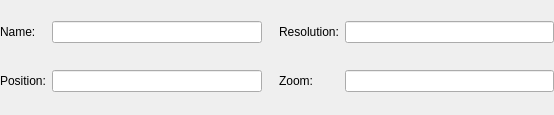
Old version of the form src/candleplugins/camera/settings.ui in the repository Denvi/Candle.
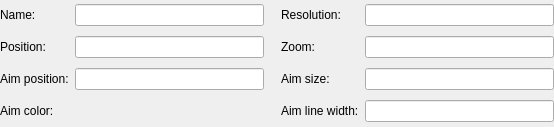
New version of the form. Custom widgets are drawn as their Qt base class.

Commit message: Camera plugin crosshair added. Status coords has +-9999.999 limits now.

```diff
--- a/src/candleplugins/camera/settings.ui
+++ b/src/candleplugins/camera/settings.ui
@@ -7,7 +7,7 @@
     <x>0</x>
     <y>0</y>
     <width>554</width>
-    <height>115</height>
+    <height>127</height>
    </rect>
   </property>
   <property name="windowTitle">
@@ -26,9 +26,6 @@
    <property name="bottomMargin">
     <number>0</number>
    </property>
-   <item row="0" column="1">
-    <widget class="QLineEdit" name="txtCameraName"/>
-   </item>
    <item row="0" column="0">
     <widget class="QLabel" name="lblCameraName">
      <property name="text">
@@ -36,12 +33,8 @@
      </property>
     </widget>
    </item>
-   <item row="0" column="3">
-    <widget class="QLabel" name="lblCameraResolution">
-     <property name="text">
-      <string>Resolution:</string>
-     </property>
-    </widget>
+   <item row="0" column="1">
+    <widget class="QLineEdit" name="txtCameraName"/>
    </item>
    <item row="0" column="4">
     <widget class="QLineEdit" name="txtCameraResolution"/>
@@ -56,6 +49,13 @@
      </property>
     </widget>
    </item>
+   <item row="0" column="3">
+    <widget class="QLabel" name="lblCameraResolution">
+     <property name="text">
+      <string>Resolution:</string>
+     </property>
+    </widget>
+   </item>
    <item row="1" column="3">
     <widget class="QLabel" name="lblCameraZoom">
      <property name="text">
@@ -63,9 +63,6 @@
      </property>
     </widget>
    </item>
-   <item row="1" column="4">
-    <widget class="QLineEdit" name="txtCameraZoom"/>
-   </item>
    <item row="0" column="2">
     <spacer name="horizontalSpacer">
      <property name="orientation">
@@ -82,8 +79,59 @@
      </property>
     </spacer>
    </item>
+   <item row="2" column="0">
+    <widget class="QLabel" name="lblCameraAimPosition">
+     <property name="text">
+      <string>Aim position:</string>
+     </property>
+    </widget>
+   </item>
+   <item row="1" column="4">
+    <widget class="QLineEdit" name="txtCameraZoom"/>
+   </item>
+   <item row="2" column="1">
+    <widget class="QLineEdit" name="txtCameraAimPosition"/>
+   </item>
+   <item row="2" column="3">
+    <widget class="QLabel" name="lblCameraAimSize">
+     <property name="text">
+      <string>Aim size:</string>
+     </property>
+    </widget>
+   </item>
+   <item row="2" column="4">
+    <widget class="QLineEdit" name="txtCameraAimSize"/>
+   </item>
+   <item row="3" column="0">
+    <widget class="QLabel" name="lblCameraAimColor">
+     <property name="text">
+      <string>Aim color:</string>
+     </property>
+    </widget>
+   </item>
+   <item row="3" column="3">
+    <widget class="QLabel" name="lblCameraAimLineWidth">
+     <property name="text">
+      <string>Aim line width:</string>
+     </property>
+    </widget>
+   </item>
+   <item row="3" column="4">
+    <widget class="QLineEdit" name="txtCameraAimLineWidth"/>
+   </item>
+   <item row="3" column="1">
+    <widget class="ColorPicker" name="colCameraAimColor" native="true"/>
+   </item>
   </layout>
  </widget>
+ <customwidgets>
+  <customwidget>
+   <class>ColorPicker</class>
+   <extends>QWidget</extends>
+   <header>colorpicker.h</header>
+   <container>1</container>
+  </customwidget>
+ </customwidgets>
  <resources/>
  <connections/>
 </ui>
```
The commit also changes 16 other files.
